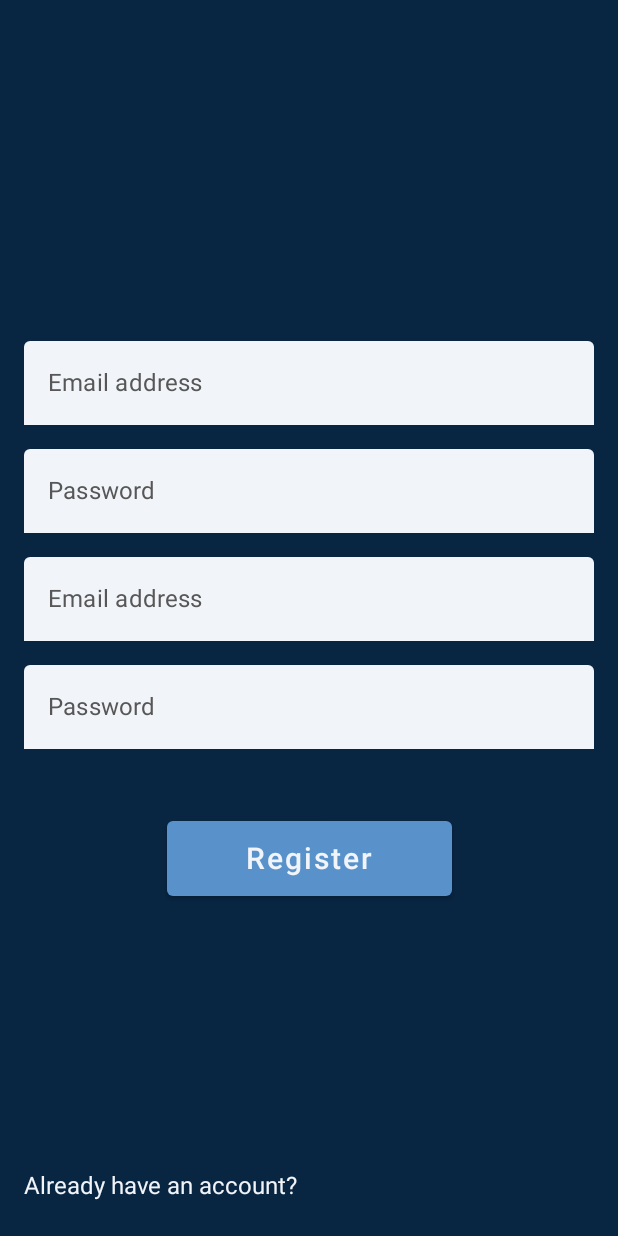
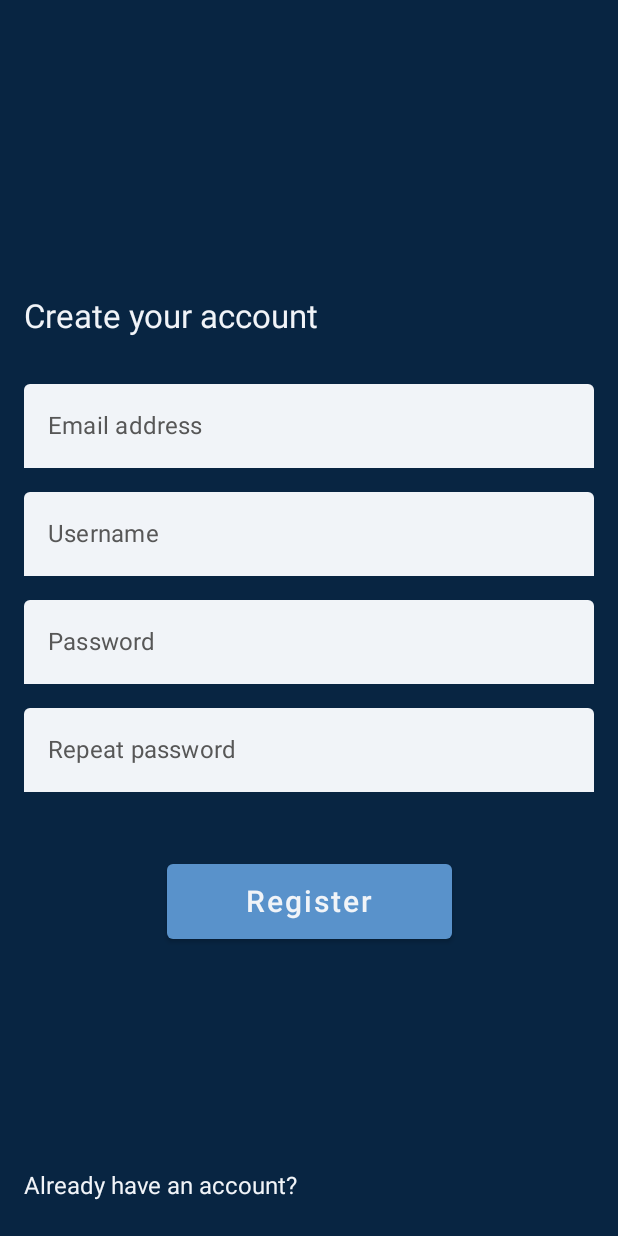
Before and after one commit to umilic16/MOSIS-projekat, an Android app built with Jetpack Compose: the Register screen opened through its navigation route, on a phone screen of 412 x 824 dp. Run offline under Robolectric (Android 15) with nearby library versions, the phone set to English and light mode, and no system bars.

Commit message:
Login + register v0.2

```diff
--- a/app/src/main/java/com/example/eventmap/presentation/register/Register.kt
+++ b/app/src/main/java/com/example/eventmap/presentation/register/Register.kt
@@ -36,7 +36,13 @@ fun Register(navController: NavController) {
             .padding(PaddingMedium)
     ) {
         Spacer(modifier = Modifier.padding(PaddingExtra))
+        Text(
+            text = "Create your account",
+            color = DefaultWhite,
+            fontSize = 22.sp,
+            modifier = Modifier.fillMaxWidth())
         //input boxes i forgot pass
+        Spacer(modifier = Modifier.padding(PaddingMedium))
         Column(
             horizontalAlignment = Alignment.CenterHorizontally,
             //zbog testiranja
@@ -55,7 +61,7 @@ fun Register(navController: NavController) {
                 CustomTextField(
                     text = username.value,
                     onValueChange = { username.value = it },
-                    hint = "Password",
+                    hint = "Username",
                     //keyboardType = KeyboardType.Password
                 )
                 Spacer(modifier = Modifier.padding(PaddingSmall))
@@ -63,19 +69,19 @@ fun Register(navController: NavController) {
                 CustomTextField(
                     text = password.value,
                     onValueChange = { password.value = it },
-                    hint = "Email address",
+                    hint = "Password",
                 )
                 Spacer(modifier = Modifier.padding(PaddingSmall))
                 //repeat password
                 CustomTextField(
                     text = repeatedPassword.value,
                     onValueChange = { repeatedPassword.value = it },
-                    hint = "Password",
+                    hint = "Repeat password",
                     //keyboardType = KeyboardType.Password
                 )
                 Spacer(modifier = Modifier.padding(PaddingLarge))
                 Button(
-                    onClick = { navController.navigate("Login") },
+                    onClick = { navController.navigate("Home") },
                     modifier = Modifier
                         .fillMaxWidth(0.5f)
                         .height(50.dp)
--- a/app/src/main/java/com/example/eventmap/presentation/utils/Navigation.kt
+++ b/app/src/main/java/com/example/eventmap/presentation/utils/Navigation.kt
@@ -7,6 +7,7 @@ import androidx.navigation.compose.composable
 import androidx.navigation.compose.rememberNavController
 import com.example.eventmap.presentation.login.Login
 import com.example.eventmap.presentation.register.Register
+import com.example.eventmap.presentation.home.Home
 
 @Composable
 fun Navigation() {
@@ -16,5 +17,6 @@ fun Navigation() {
         builder = {
             composable(route = "Login", content = { Login(navController = navController) })
             composable(route = "Register", content = { Register(navController = navController) })
+            composable(route = "Home", content = { Home(navController = navController) })
         })
 }
```
Also changed, not shown: app/src/main/java/com/example/eventmap/presentation/home/Home.kt (added, +22 -0 lines), app/src/main/java/com/example/eventmap/presentation/login/Login.kt (+5 -3 lines).
